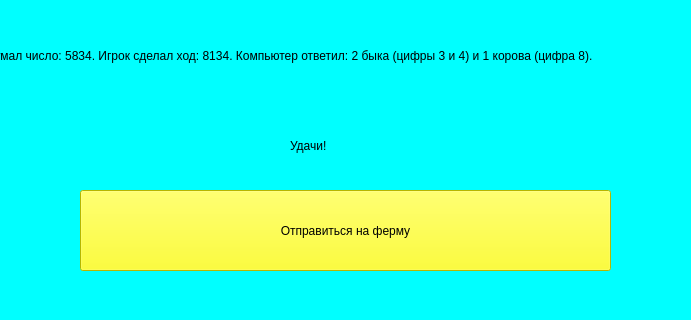
This is instruction.ui in AjDx1228/Bulls-and-cows as Qt 5 draws it before an edit; both pictures show x 220 to 911 and y 320 to 640 of the 1161 by 640 pixel window. The edited form follows.
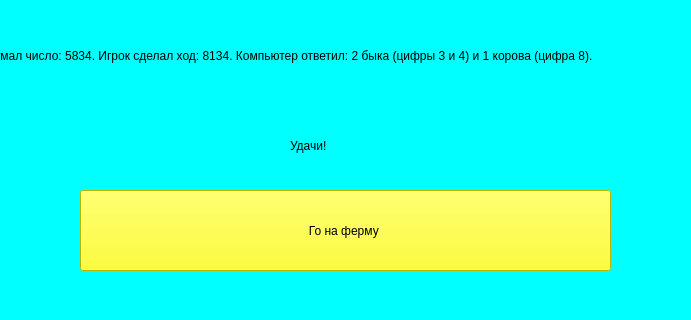
This is the edited form.

```diff
--- a/instruction.ui
+++ b/instruction.ui
@@ -65,7 +65,7 @@
 font: 16pt &quot;Comic Sans MS&quot;;</string>
    </property>
    <property name="text">
-    <string>Отправиться на ферму</string>
+    <string>Го на ферму </string>
    </property>
   </widget>
   <widget class="QLabel" name="label_3">
```
Left out of the diff: 2 changed lines with no effect on the pictures.
